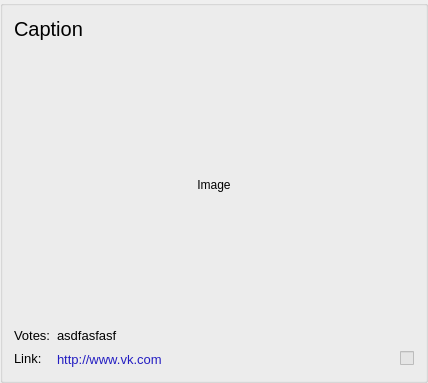
Before: the Qt Designer form resourses/FeedListItem.ui in sashgorokhov-heaven/python-9gag-gui-old, drawn with Qt 5.
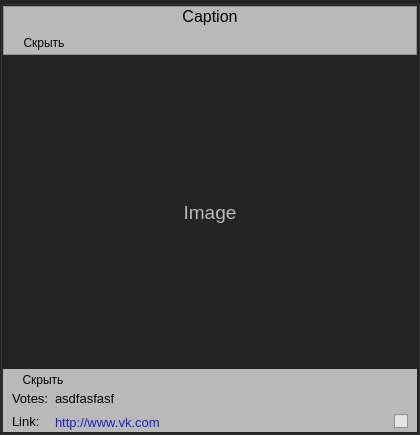
After: the same form once the commit is applied.

What changed in the file:
```diff
--- a/resourses/FeedListItem.ui
+++ b/resourses/FeedListItem.ui
@@ -6,8 +6,8 @@
    <rect>
     <x>0</x>
     <y>0</y>
-    <width>418</width>
-    <height>383</height>
+    <width>420</width>
+    <height>435</height>
    </rect>
   </property>
   <property name="sizePolicy">
@@ -40,6 +40,15 @@
        </color>
       </brush>
      </colorrole>
+     <colorrole role="Window">
+      <brush brushstyle="SolidPattern">
+       <color alpha="255">
+        <red>36</red>
+        <green>36</green>
+        <blue>36</blue>
+       </color>
+      </brush>
+     </colorrole>
     </active>
     <inactive>
      <colorrole role="Base">
@@ -51,14 +60,32 @@
        </color>
       </brush>
      </colorrole>
+     <colorrole role="Window">
+      <brush brushstyle="SolidPattern">
+       <color alpha="255">
+        <red>36</red>
+        <green>36</green>
+        <blue>36</blue>
+       </color>
+      </brush>
+     </colorrole>
     </inactive>
     <disabled>
      <colorrole role="Base">
       <brush brushstyle="SolidPattern">
        <color alpha="255">
-        <red>240</red>
-        <green>240</green>
-        <blue>240</blue>
+        <red>36</red>
+        <green>36</green>
+        <blue>36</blue>
+       </color>
+      </brush>
+     </colorrole>
+     <colorrole role="Window">
+      <brush brushstyle="SolidPattern">
+       <color alpha="255">
+        <red>36</red>
+        <green>36</green>
+        <blue>36</blue>
        </color>
       </brush>
      </colorrole>
@@ -84,52 +111,243 @@
    <bool>false</bool>
   </property>
   <layout class="QVBoxLayout" name="verticalLayout">
+   <property name="spacing">
+    <number>0</number>
+   </property>
+   <property name="margin">
+    <number>0</number>
+   </property>
    <item>
-    <widget class="QLabel" name="captionLabel">
+    <widget class="QFrame" name="frame_3">
+     <property name="palette">
+      <palette>
+       <active>
+        <colorrole role="Base">
+         <brush brushstyle="SolidPattern">
+          <color alpha="255">
+           <red>229</red>
+           <green>229</green>
+           <blue>229</blue>
+          </color>
+         </brush>
+        </colorrole>
+        <colorrole role="Window">
+         <brush brushstyle="SolidPattern">
+          <color alpha="255">
+           <red>185</red>
+           <green>185</green>
+           <blue>185</blue>
+          </color>
+         </brush>
+        </colorrole>
+       </active>
+       <inactive>
+        <colorrole role="Base">
+         <brush brushstyle="SolidPattern">
+          <color alpha="255">
+           <red>229</red>
+           <green>229</green>
+           <blue>229</blue>
+          </color>
+         </brush>
+        </colorrole>
+        <colorrole role="Window">
+         <brush brushstyle="SolidPattern">
+          <color alpha="255">
+           <red>185</red>
+           <green>185</green>
+           <blue>185</blue>
+          </color>
+         </brush>
+        </colorrole>
+       </inactive>
+       <disabled>
+        <colorrole role="Base">
+         <brush brushstyle="SolidPattern">
+          <color alpha="255">
+           <red>185</red>
+           <green>185</green>
+           <blue>185</blue>
+          </color>
+         </brush>
+        </colorrole>
+        <colorrole role="Window">
+         <brush brushstyle="SolidPattern">
+          <color alpha="255">
+           <red>185</red>
+           <green>185</green>
+           <blue>185</blue>
+          </color>
+         </brush>
+        </colorrole>
+       </disabled>
+      </palette>
+     </property>
+     <property name="autoFillBackground">
+      <bool>true</bool>
+     </property>
+     <property name="frameShape">
+      <enum>QFrame::StyledPanel</enum>
+     </property>
+     <property name="frameShadow">
+      <enum>QFrame::Raised</enum>
+     </property>
+     <layout class="QVBoxLayout" name="verticalLayout_3">
+      <property name="spacing">
+       <number>6</number>
+      </property>
+      <property name="margin">
+       <number>0</number>
+      </property>
+      <item>
+       <widget class="QLabel" name="titleLabel">
      <property name="font">
       <font>
        <family>Segoe UI</family>
-       <pointsize>15</pointsize>
-       <weight>50</weight>
-       <italic>false</italic>
-       <bold>false</bold>
+          <pointsize>12</pointsize>
        <kerning>true</kerning>
       </font>
      </property>
-     <property name="frameShape">
-      <enum>QFrame::NoFrame</enum>
-     </property>
-     <property name="frameShadow">
-      <enum>QFrame::Sunken</enum>
-     </property>
-     <property name="lineWidth">
-      <number>1</number>
-     </property>
      <property name="text">
       <string>Caption</string>
      </property>
      <property name="alignment">
-      <set>Qt::AlignLeading|Qt::AlignLeft|Qt::AlignTop</set>
+         <set>Qt::AlignCenter</set>
      </property>
      <property name="wordWrap">
       <bool>true</bool>
      </property>
     </widget>
    </item>
-   <item alignment="Qt::AlignHCenter">
+      <item>
+       <layout class="QHBoxLayout" name="horizontalLayout">
+        <item>
+         <widget class="QPushButton" name="hideButton">
+          <property name="sizePolicy">
+           <sizepolicy hsizetype="Minimum" vsizetype="Minimum">
+            <horstretch>0</horstretch>
+            <verstretch>0</verstretch>
+           </sizepolicy>
+          </property>
+          <property name="cursor">
+           <cursorShape>ArrowCursor</cursorShape>
+          </property>
+          <property name="text">
+           <string>Скрыть</string>
+          </property>
+          <property name="iconSize">
+           <size>
+            <width>0</width>
+            <height>0</height>
+           </size>
+          </property>
+          <property name="flat">
+           <bool>true</bool>
+          </property>
+         </widget>
+        </item>
+        <item>
+         <spacer name="horizontalSpacer_4">
+          <property name="orientation">
+           <enum>Qt::Horizontal</enum>
+          </property>
+          <property name="sizeHint" stdset="0">
+           <size>
+            <width>40</width>
+            <height>20</height>
+           </size>
+          </property>
+         </spacer>
+        </item>
+       </layout>
+      </item>
+     </layout>
+    </widget>
+   </item>
+   <item>
     <widget class="QLabel" name="imageLabel">
      <property name="sizePolicy">
-      <sizepolicy hsizetype="Ignored" vsizetype="Expanding">
+      <sizepolicy hsizetype="Expanding" vsizetype="Expanding">
        <horstretch>0</horstretch>
        <verstretch>0</verstretch>
       </sizepolicy>
      </property>
      <property name="minimumSize">
       <size>
-       <width>400</width>
+       <width>0</width>
        <height>0</height>
       </size>
      </property>
+     <property name="palette">
+      <palette>
+       <active>
+        <colorrole role="WindowText">
+         <brush brushstyle="SolidPattern">
+          <color alpha="255">
+           <red>185</red>
+           <green>185</green>
+           <blue>185</blue>
+          </color>
+         </brush>
+        </colorrole>
+        <colorrole role="Text">
+         <brush brushstyle="SolidPattern">
+          <color alpha="255">
+           <red>185</red>
+           <green>185</green>
+           <blue>185</blue>
+          </color>
+         </brush>
+        </colorrole>
+       </active>
+       <inactive>
+        <colorrole role="WindowText">
+         <brush brushstyle="SolidPattern">
+          <color alpha="255">
+           <red>185</red>
+           <green>185</green>
+           <blue>185</blue>
+          </color>
+         </brush>
+        </colorrole>
+        <colorrole role="Text">
+         <brush brushstyle="SolidPattern">
+          <color alpha="255">
+           <red>185</red>
+           <green>185</green>
+           <blue>185</blue>
+          </color>
+         </brush>
+        </colorrole>
+       </inactive>
+       <disabled>
+        <colorrole role="WindowText">
+         <brush brushstyle="SolidPattern">
+          <color alpha="255">
+           <red>120</red>
+           <green>120</green>
+           <blue>120</blue>
+          </color>
+         </brush>
+        </colorrole>
+        <colorrole role="Text">
+         <brush brushstyle="SolidPattern">
+          <color alpha="255">
+           <red>120</red>
+           <green>120</green>
+           <blue>120</blue>
+          </color>
+         </brush>
+        </colorrole>
+       </disabled>
+      </palette>
+     </property>
+     <property name="font">
+      <font>
+       <family>Segoe UI</family>
+       <pointsize>14</pointsize>
+      </font>
+     </property>
      <property name="frameShape">
       <enum>QFrame::NoFrame</enum>
      </property>
@@ -145,10 +363,128 @@
      <property name="alignment">
       <set>Qt::AlignCenter</set>
      </property>
+     <property name="wordWrap">
+      <bool>true</bool>
+     </property>
     </widget>
    </item>
    <item>
-    <layout class="QGridLayout" name="gridLayout">
+    <widget class="QFrame" name="frame_2">
+     <property name="palette">
+      <palette>
+       <active>
+        <colorrole role="Base">
+         <brush brushstyle="SolidPattern">
+          <color alpha="255">
+           <red>229</red>
+           <green>229</green>
+           <blue>229</blue>
+          </color>
+         </brush>
+        </colorrole>
+        <colorrole role="Window">
+         <brush brushstyle="SolidPattern">
+          <color alpha="255">
+           <red>185</red>
+           <green>185</green>
+           <blue>185</blue>
+          </color>
+         </brush>
+        </colorrole>
+       </active>
+       <inactive>
+        <colorrole role="Base">
+         <brush brushstyle="SolidPattern">
+          <color alpha="255">
+           <red>229</red>
+           <green>229</green>
+           <blue>229</blue>
+          </color>
+         </brush>
+        </colorrole>
+        <colorrole role="Window">
+         <brush brushstyle="SolidPattern">
+          <color alpha="255">
+           <red>185</red>
+           <green>185</green>
+           <blue>185</blue>
+          </color>
+         </brush>
+        </colorrole>
+       </inactive>
+       <disabled>
+        <colorrole role="Base">
+         <brush brushstyle="SolidPattern">
+          <color alpha="255">
+           <red>185</red>
+           <green>185</green>
+           <blue>185</blue>
+          </color>
+         </brush>
+        </colorrole>
+        <colorrole role="Window">
+         <brush brushstyle="SolidPattern">
+          <color alpha="255">
+           <red>185</red>
+           <green>185</green>
+           <blue>185</blue>
+          </color>
+         </brush>
+        </colorrole>
+       </disabled>
+      </palette>
+     </property>
+     <property name="autoFillBackground">
+      <bool>true</bool>
+     </property>
+     <layout class="QVBoxLayout" name="verticalLayout_2">
+      <property name="spacing">
+       <number>0</number>
+      </property>
+      <property name="margin">
+       <number>0</number>
+      </property>
+      <item>
+       <layout class="QHBoxLayout" name="horizontalLayout_2">
+        <item>
+         <widget class="QPushButton" name="hideButton2">
+          <property name="cursor">
+           <cursorShape>ArrowCursor</cursorShape>
+          </property>
+          <property name="text">
+           <string>Скрыть</string>
+          </property>
+          <property name="flat">
+           <bool>true</bool>
+          </property>
+         </widget>
+        </item>
+        <item>
+         <spacer name="horizontalSpacer_3">
+          <property name="orientation">
+           <enum>Qt::Horizontal</enum>
+          </property>
+          <property name="sizeHint" stdset="0">
+           <size>
+            <width>40</width>
+            <height>20</height>
+           </size>
+          </property>
+         </spacer>
+        </item>
+       </layout>
+      </item>
+      <item>
+       <layout class="QGridLayout" name="gridLayout_3">
+        <property name="leftMargin">
+         <number>9</number>
+        </property>
+        <property name="rightMargin">
+         <number>9</number>
+        </property>
+        <property name="spacing">
+         <number>6</number>
+        </property>
      <item row="1" column="0">
       <widget class="QLabel" name="label_4">
        <property name="sizePolicy">
@@ -300,6 +636,32 @@
        </property>
       </widget>
      </item>
+        <item row="1" column="3">
+         <widget class="QCheckBox" name="checkBox">
+          <property name="sizePolicy">
+           <sizepolicy hsizetype="Fixed" vsizetype="Fixed">
+            <horstretch>0</horstretch>
+            <verstretch>0</verstretch>
+           </sizepolicy>
+          </property>
+          <property name="text">
+           <string/>
+          </property>
+         </widget>
+        </item>
+        <item row="1" column="2">
+         <spacer name="horizontalSpacer_2">
+          <property name="orientation">
+           <enum>Qt::Horizontal</enum>
+          </property>
+          <property name="sizeHint" stdset="0">
+           <size>
+            <width>40</width>
+            <height>20</height>
+           </size>
+          </property>
+         </spacer>
+        </item>
      <item row="0" column="1">
       <widget class="QLabel" name="votesLabel">
        <property name="sizePolicy">
@@ -328,33 +690,10 @@
        </property>
       </widget>
      </item>
-     <item row="1" column="3">
-      <widget class="QCheckBox" name="checkBox">
-       <property name="sizePolicy">
-        <sizepolicy hsizetype="Fixed" vsizetype="Fixed">
-         <horstretch>0</horstretch>
-         <verstretch>0</verstretch>
-        </sizepolicy>
-       </property>
-       <property name="text">
-        <string/>
-       </property>
-      </widget>
-     </item>
-     <item row="1" column="2">
-      <spacer name="horizontalSpacer">
-       <property name="orientation">
-        <enum>Qt::Horizontal</enum>
-       </property>
-       <property name="sizeHint" stdset="0">
-        <size>
-         <width>40</width>
-         <height>20</height>
-        </size>
-       </property>
-      </spacer>
-     </item>
-    </layout>
+       </layout>
+      </item>
+     </layout>
+    </widget>
    </item>
   </layout>
  </widget>
```
Left out of the diff: 3 changed lines with no effect on the pictures. Lines whose indentation alone changed are shown as unchanged.
